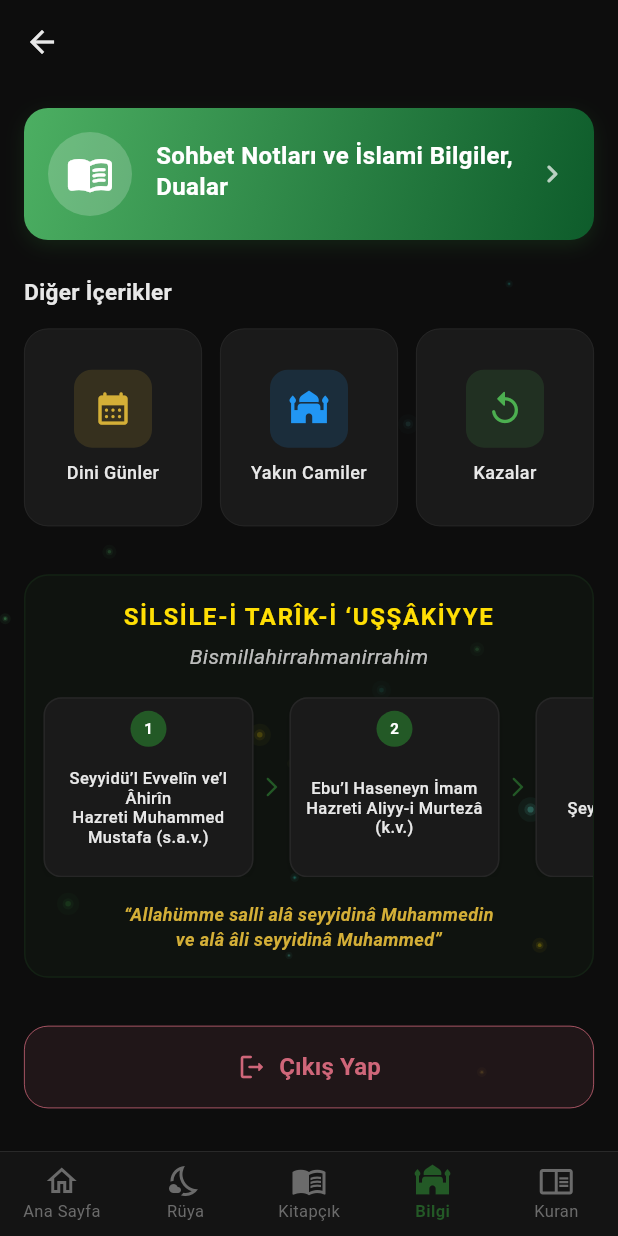
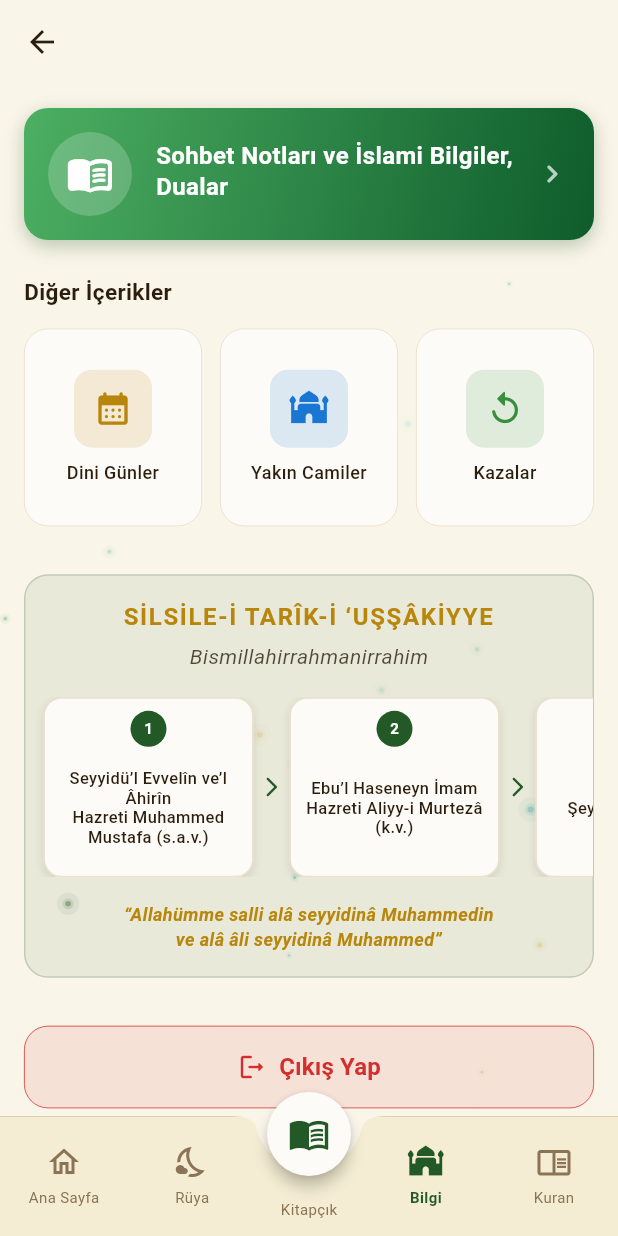
Before and after one commit to abdullahonus/nafiesna, a Flutter app: the ContentView screen opened by its route, on a phone screen of 412 x 824 dp. Run offline on Flutter 3.47's test engine with Material 3 defaults, Android fonts, the phone set to English and light mode, and no system bars; our stand-ins replace auto_route, cloud_firestore, dio, equatable, firebase_auth, firebase_core and 8 more; missing offline and left inert: chucker_flutter, syncfusion_flutter_pdfviewer; accounts and stored records are empty.

Commit message:
feat: Implement a new light/cream "Quran Theme" with a redesigned color scheme, updated UI components, and card-style surah list items.

```diff
--- a/lib/feature/content/view/content_view.dart
+++ b/lib/feature/content/view/content_view.dart
@@ -147,7 +147,7 @@ class ContentView extends ConsumerWidget {
                       Text(
                         'SİLSİLE-İ TARÎK-İ ‘UŞŞÂKİYYE',
                         style: AppTextStyles.headlineSmall.copyWith(
-                          color: const Color.fromARGB(255, 255, 222, 4),
+                          color: AppColors.accent,
                           fontWeight: FontWeight.bold,
                           letterSpacing: 1.1,
                           fontSize: 16,
--- a/lib/feature/home/widgets/hijri_calendar_card.dart
+++ b/lib/feature/home/widgets/hijri_calendar_card.dart
@@ -100,6 +100,7 @@ class HijriCalendarCard extends ConsumerWidget {
                 'Hicri Takvim',
                 style: AppTextStyles.headlineSmall.copyWith(
                   fontWeight: FontWeight.w700,
+                  color: Colors.white,
                 ),
               ),
               if (hijriDate.isNotEmpty) ...[
@@ -143,7 +144,7 @@ class HijriCalendarCard extends ConsumerWidget {
         Text(
           '${event.name}: $dateFormatted',
           style: AppTextStyles.bodyMedium.copyWith(
-            color: AppColors.onBackground,
+            color: Colors.white.withValues(alpha: 0.9),
             fontWeight: FontWeight.w500,
           ),
           textAlign: TextAlign.center,
--- a/lib/feature/tab/view/tab_view.dart
+++ b/lib/feature/tab/view/tab_view.dart
@@ -31,44 +31,70 @@ class TabView extends ConsumerWidget {
           // Partiküllerin görünmesi için scaffold şeffaf
           backgroundColor: Colors.transparent,
           routes: const [HomeRoute(), DreamRoute(), PdfRoute(), ContentRoute(), QuranRoute()],
-          bottomNavigationBuilder: (context, tabsRouter) {
+          floatingActionButtonLocation: FloatingActionButtonLocation.centerDocked,
+          floatingActionButton: Builder(
+            builder: (context) {
+              final tabsRouter = AutoTabsRouter.of(context);
+              final isActive = tabsRouter.activeIndex == 2;
               return Container(
-              decoration: const BoxDecoration(
-                border: Border(
-                  top: BorderSide(color: AppColors.border, width: 0.5),
+                margin: const EdgeInsets.only(top: 24), // Biraz yukarıda durması için
+                child: FloatingActionButton(
+                  shape: const CircleBorder(),
+                  backgroundColor: isActive ? AppColors.primary : AppColors.surface,
+                  elevation: 4,
+                  onPressed: () => tabsRouter.setActiveIndex(2),
+                  child: Icon(
+                    isActive ? Icons.menu_book_rounded : Icons.menu_book_outlined,
+                    color: isActive ? AppColors.onPrimary : AppColors.primary,
+                    size: 28,
                   ),
                 ),
-              child: BottomNavigationBar(
-                currentIndex: tabsRouter.activeIndex,
-                onTap: tabsRouter.setActiveIndex,
-                type: BottomNavigationBarType.fixed, // 5 item olunca düzgün görünmesi için
-                items: const [
-                  BottomNavigationBarItem(
-                    icon: Icon(Icons.home_outlined),
-                    activeIcon: Icon(Icons.home_rounded),
-                    label: 'Ana Sayfa',
+              );
+            },
           ),
-                  BottomNavigationBarItem(
-                    icon: Icon(Icons.nights_stay_outlined),
-                    activeIcon: Icon(Icons.nights_stay_rounded),
-                    label: 'Rüya',
+          bottomNavigationBuilder: (context, tabsRouter) {
+            return BottomAppBar(
+              shape: const CircularNotchedRectangle(),
+              notchMargin: 8,
+              color: AppColors.navBackground,
+              elevation: 8,
+              padding: EdgeInsets.zero,
+              clipBehavior: Clip.antiAlias,
+              child: Container(
+                height: 60,
+                decoration: const BoxDecoration(
+                  border: Border(top: BorderSide(color: AppColors.border, width: 0.5)),
                 ),
-                  BottomNavigationBarItem(
-                    icon: Icon(Icons.menu_book_outlined),
-                    activeIcon: Icon(Icons.menu_book_rounded),
-                    label: 'Kitapçık',
+                child: Row(
+                  mainAxisAlignment: MainAxisAlignment.spaceAround,
+                  children: [
+                    _buildNavItem(tabsRouter, 0, Icons.home_outlined, Icons.home_rounded, 'Ana Sayfa'),
+                    _buildNavItem(tabsRouter, 1, Icons.nights_stay_outlined, Icons.nights_stay_rounded, 'Rüya'),
+                    GestureDetector(
+                      behavior: HitTestBehavior.opaque,
+                      onTap: () => tabsRouter.setActiveIndex(2),
+                      child: SizedBox(
+                        width: 50,
+                        child: Column(
+                          mainAxisAlignment: MainAxisAlignment.end,
+                          children: [
+                            Text(
+                              'Kitapçık',
+                              style: TextStyle(
+                                color: tabsRouter.activeIndex == 2 ? AppColors.navSelected : AppColors.navUnselected,
+                                fontSize: 10,
+                                fontWeight: tabsRouter.activeIndex == 2 ? FontWeight.bold : FontWeight.normal,
                               ),
-                  BottomNavigationBarItem(
-                    icon: Icon(Icons.mosque_outlined),
-                    activeIcon: Icon(Icons.mosque_rounded),
-                    label: 'Bilgi',
                             ),
-                  BottomNavigationBarItem(
-                    icon: Icon(Icons.chrome_reader_mode_outlined),
-                    activeIcon: Icon(Icons.chrome_reader_mode_rounded),
-                    label: 'Kuran',
+                            const SizedBox(height: 10),
+                          ],
                         ),
+                      ),
+                    ),
+                    _buildNavItem(tabsRouter, 3, Icons.mosque_outlined, Icons.mosque_rounded, 'Bilgi'),
+                    _buildNavItem(tabsRouter, 4, Icons.chrome_reader_mode_outlined, Icons.chrome_reader_mode_rounded, 'Kuran'),
                   ],
+                ),
               ),
             );
           },
@@ -76,4 +102,33 @@ class TabView extends ConsumerWidget {
       ],
     );
   }
+
+  Widget _buildNavItem(TabsRouter router, int index, IconData iconOff, IconData iconOn, String label) {
+    final isActive = router.activeIndex == index;
+    final color = isActive ? AppColors.navSelected : AppColors.navUnselected;
+    return GestureDetector(
+      behavior: HitTestBehavior.opaque,
+      onTap: () => router.setActiveIndex(index),
+      child: SizedBox(
+        width: 65,
+        child: Column(
+          mainAxisAlignment: MainAxisAlignment.center,
+          children: [
+            Icon(isActive ? iconOn : iconOff, color: color, size: 24),
+            const SizedBox(height: 4),
+            Text(
+              label,
+              maxLines: 1,
+              overflow: TextOverflow.visible,
+              style: TextStyle(
+                color: color,
+                fontSize: 10,
+                fontWeight: isActive ? FontWeight.bold : FontWeight.normal,
+              ),
+            ),
+          ],
+        ),
+      ),
+    );
   }
+}
--- a/lib/main.dart
+++ b/lib/main.dart
@@ -27,7 +27,7 @@ class NafiesnaApp extends ConsumerWidget {
     return MaterialApp.router(
       title: 'NafieSna',
       debugShowCheckedModeBanner: false,
-      theme: AppTheme.dark,
+      theme: AppTheme.light,
       routerConfig: router.config(
         reevaluateListenable: ReevaluateListenable.stream(
           ref.watch(authProvider.notifier).stream,
--- a/lib/product/init/theme/app_colors.dart
+++ b/lib/product/init/theme/app_colors.dart
@@ -5,34 +5,34 @@ abstract class AppColors {
   static const Color primary = Color(0xFF235926);
   static const Color primaryLight = Color(0xFF4CAF62);
   static const Color primaryDark = Color(0xFF0E5C2B);
-  static const Color accent = Color(0xFFD4AF37);
-  static const Color accentLight = Color(0xFFFFD700);
+  static const Color accent = Color(0xFFB8860B); // Daha soft altın
+  static const Color accentLight = Color(0xFFD4AF37);
 
   // Semantic
-  static const Color success = Color(0xFF4CAF50);
-  static const Color warning = Color(0xFFFF9800);
-  static const Color error = Color(0xFFCF6679);
-  static const Color info = Color(0xFF2196F3);
+  static const Color success = Color(0xFF388E3C);
+  static const Color warning = Color(0xFFF57C00);
+  static const Color error = Color(0xFFD32F2F);
+  static const Color info = Color(0xFF1976D2);
 
-  // Dark Surface
-  static const Color background = Color(0xFF0D0D0D);
-  static const Color surface = Color(0xFF1A1A1A);
-  static const Color surfaceVariant = Color(0xFF242424);
-  static const Color surfaceElevated = Color(0xFF2C2C2C);
+  // Light/Cream Surface (Kuran Teması ile Uyumlu)
+  static const Color background = Color(0xFFFAF5E9);
+  static const Color surface = Color(0xFFFDFBF7);
+  static const Color surfaceVariant = Color(0xFFF5EDD3);
+  static const Color surfaceElevated = Color(0xFFFFFFFF);
 
   // Text
   static const Color onPrimary = Color(0xFFFFFFFF);
-  static const Color onBackground = Color(0xFFE8E8E8);
-  static const Color textSecondary = Color(0xFF9E9E9E);
-  static const Color textDisabled = Color(0xFF616161);
-  static const Color textHint = Color(0xFF757575);
+  static const Color onBackground = Color(0xFF2B1E0E); // Koyu kahvemtırak siyah
+  static const Color textSecondary = Color(0xFF8B7355); // Koyu kum/krem rengi
+  static const Color textDisabled = Color(0xFFBCAAA4);
+  static const Color textHint = Color(0xFFA1887F);
 
   // Bottom Nav
-  static const Color navBackground = Color(0xFF141414);
+  static const Color navBackground = Color(0xFFF5EDD3); // Sayfa rengi (alt tablar popup çıksın diye)
   static const Color navSelected = primary;
-  static const Color navUnselected = Color(0xFF6B6B6B);
+  static const Color navUnselected = Color(0xFF8B7355);
 
   // Divider / Border
-  static const Color divider = Color(0xFF2A2A2A);
-  static const Color border = Color(0xFF333333);
+  static const Color divider = Color(0xFFE2D5C4);
+  static const Color border = Color(0xFFD7C4A3);
 }
```
Also changed, not shown: lib/feature/auth/view/login_view.dart (+26 -4 lines), lib/feature/quran/view/quran_view.dart (+70 -38 lines), lib/product/init/theme/app_theme.dart (+7 -7 lines). Lines whose indentation alone changed are shown as unchanged.
